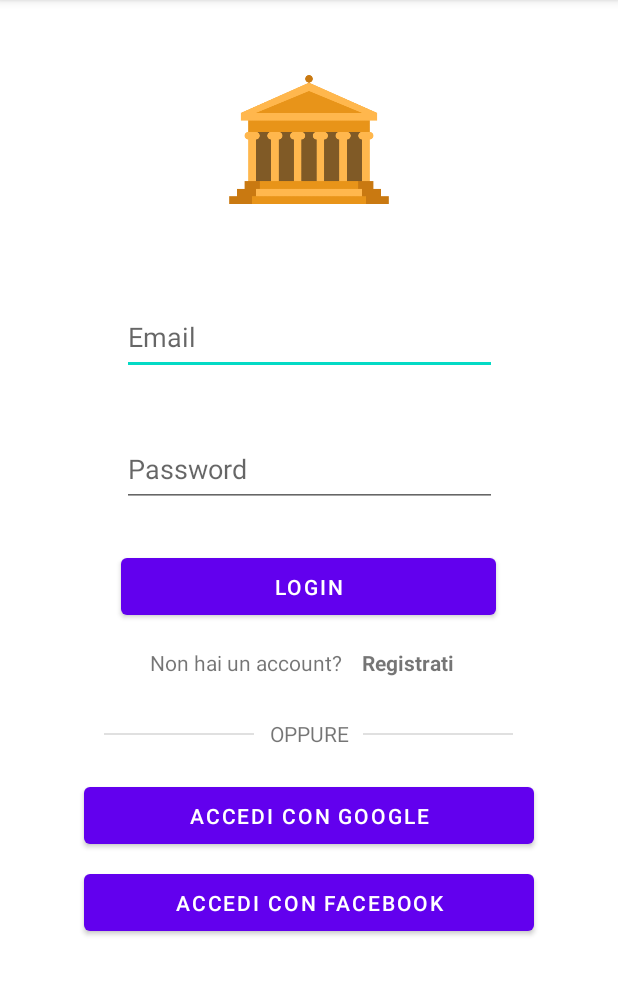
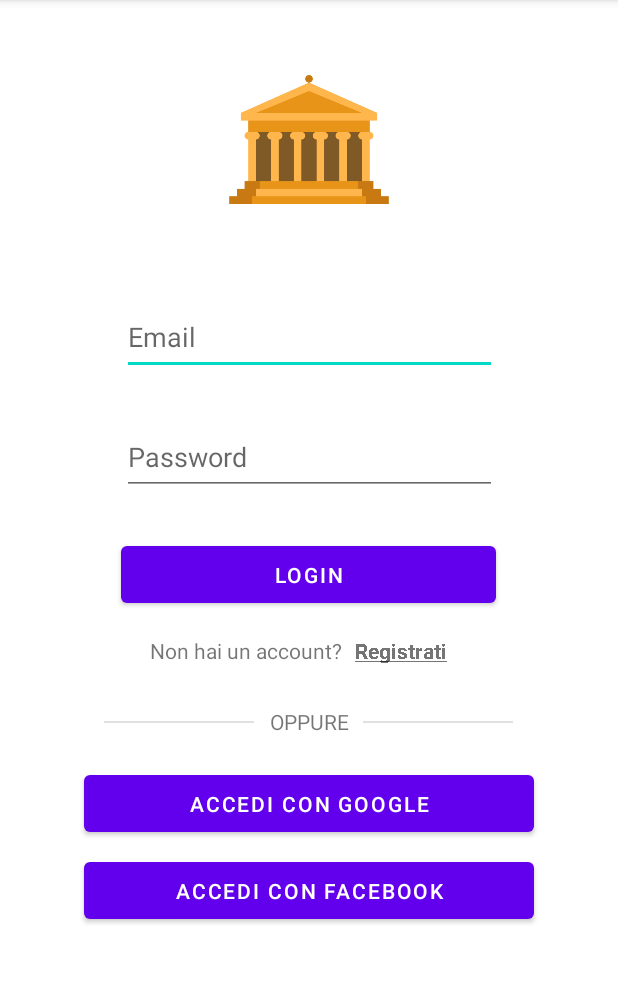
Before and after one commit to Kxos/Progetto_Mobile_PIU, an Android app: the screen it shows after launch (MainActivity), on a phone screen of 412 x 824 dp, the part 84-1079 px from its top. Run offline under Robolectric (Android 15) with nearby library versions, the phone set to English and light mode, and no system bars.

Commit message:
Migliorata Activity di Login

```diff
--- a/Esempio Sviluppo/Musei_Musei/app/src/main/java/com/example/musei_musei/MainActivity.java
+++ b/Esempio Sviluppo/Musei_Musei/app/src/main/java/com/example/musei_musei/MainActivity.java
@@ -3,12 +3,14 @@ package com.example.musei_musei;
 import androidx.appcompat.app.AppCompatActivity;
 
 import android.content.Intent;
+import android.graphics.Paint;
 import android.os.Bundle;
 import android.util.Log;
 import android.view.View;
 import android.widget.Button;
 import android.widget.EditText;
 import android.widget.ImageView;
+import android.widget.TextView;
 
 public class MainActivity extends AppCompatActivity {
 
@@ -30,6 +32,16 @@ public class MainActivity extends AppCompatActivity {
         email_error_icon = findViewById(R.id.email_error_icon);
         password_error_icon = findViewById(R.id.password_error_icon);
 
+        TextView registrati;
+        registrati = findViewById(R.id.textView_register);
+        registrati.setPaintFlags(Paint.UNDERLINE_TEXT_FLAG);
+
+        registrati.setOnClickListener(new View.OnClickListener() {
+            public void onClick(View v) {
+                Log.d("Registrati","Ehi, funziona!");
+            }
+        });
+
         button_login.setOnClickListener(new View.OnClickListener() {
             public void onClick(View v) {
                 // Scrive un messaggio sulla console
@@ -41,8 +53,8 @@ public class MainActivity extends AppCompatActivity {
                 CharSequence email_value = email.getText().toString();
                 CharSequence password_value = password.getText().toString();
 
-                // Controllo Credenzali
                 if (isEmailValid(email_value) && isPasswordValid(password_value)){
+                    // Login validato
 
                     /**
                      // Passaggio da una Activity ad un altra
@@ -53,6 +65,8 @@ public class MainActivity extends AppCompatActivity {
                      */
 
                 }else{
+                    // Errore nelle credenziali
+
                     if (!isEmailValid(email_value)){
                         email_error_icon.setVisibility(View.VISIBLE);
                     }
--- a/Esempio Sviluppo/Musei_Musei/app/src/main/res/layout/activity_main.xml
+++ b/Esempio Sviluppo/Musei_Musei/app/src/main/res/layout/activity_main.xml
@@ -7,7 +7,7 @@
     tools:context=".MainActivity">
 
     <Button
-        android:id="@+id/button2"
+        android:id="@+id/button_facebook_auth"
         android:layout_width="300dp"
         android:layout_height="50dp"
         android:layout_marginStart="55dp"
@@ -16,7 +16,7 @@
         android:text="ACCEDI CON FACEBOOK"
         app:layout_constraintEnd_toEndOf="parent"
         app:layout_constraintStart_toStartOf="parent"
-        app:layout_constraintTop_toBottomOf="@+id/button" />
+        app:layout_constraintTop_toBottomOf="@+id/button_google_auth" />
 
     <ImageView
         android:id="@+id/img_museum"
@@ -32,12 +32,14 @@
         app:srcCompat="@drawable/museum" />
 
     <TextView
-        android:id="@+id/textView4"
-        android:layout_width="wrap_content"
+        android:id="@+id/textView_register"
+        android:layout_width="70dp"
         android:layout_height="wrap_content"
         android:layout_marginTop="16dp"
         android:layout_marginEnd="97dp"
+        android:contextClickable="false"
         android:text="Registrati"
+        android:textAllCaps="false"
         android:textStyle="bold"
         app:layout_constraintEnd_toEndOf="parent"
         app:layout_constraintHorizontal_bias="0.538"
@@ -74,7 +76,7 @@
         android:layout_marginStart="103dp"
         android:layout_marginTop="200dp"
         android:layout_marginEnd="98dp"
-        android:layout_marginBottom="38dp"
+        android:layout_marginBottom="30dp"
         android:ems="10"
         android:hint="Email"
         android:inputType="textEmailAddress"
@@ -117,7 +119,7 @@
         android:id="@+id/password_error_icon"
         android:layout_width="41dp"
         android:layout_height="36dp"
-        android:layout_marginTop="52dp"
+        android:layout_marginTop="44dp"
         android:layout_marginEnd="56dp"
         android:visibility="invisible"
         app:layout_constraintEnd_toEndOf="parent"
@@ -147,7 +149,7 @@
         android:layout_marginEnd="70dp"
         android:background="?android:attr/listDivider"
         app:layout_constraintEnd_toEndOf="parent"
-        app:layout_constraintTop_toBottomOf="@+id/textView4" />
+        app:layout_constraintTop_toBottomOf="@+id/textView_register" />
 
     <View
         android:id="@+id/divider"
@@ -160,7 +162,7 @@
         app:layout_constraintTop_toBottomOf="@+id/textView3" />
 
     <Button
-        android:id="@+id/button"
+        android:id="@+id/button_google_auth"
         android:layout_width="300dp"
         android:layout_height="50dp"
         android:layout_marginStart="55dp"
@@ -168,7 +170,7 @@
         android:layout_marginEnd="56dp"
         android:layout_marginBottom="8dp"
         android:text="ACCEDI CON GOOGLE"
-        app:layout_constraintBottom_toTopOf="@+id/button2"
+        app:layout_constraintBottom_toTopOf="@+id/button_facebook_auth"
         app:layout_constraintEnd_toEndOf="parent"
         app:layout_constraintStart_toStartOf="parent"
         app:layout_constraintTop_toBottomOf="@+id/textView5" />
```
Also changed, not shown: 1 other file.
